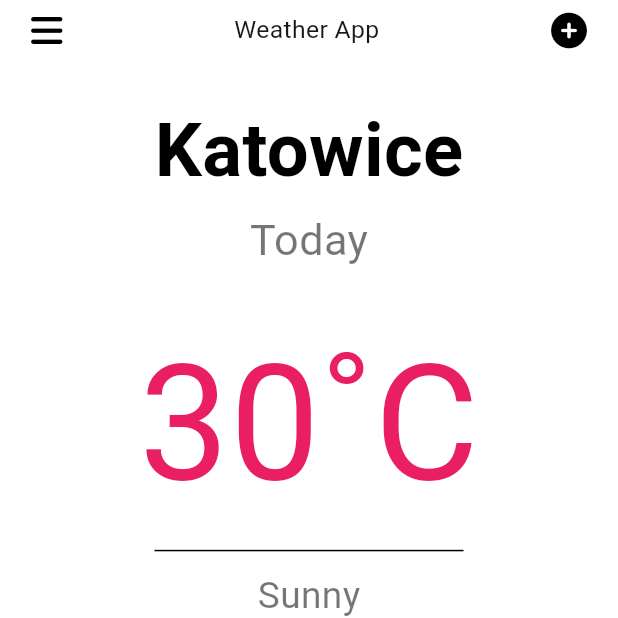
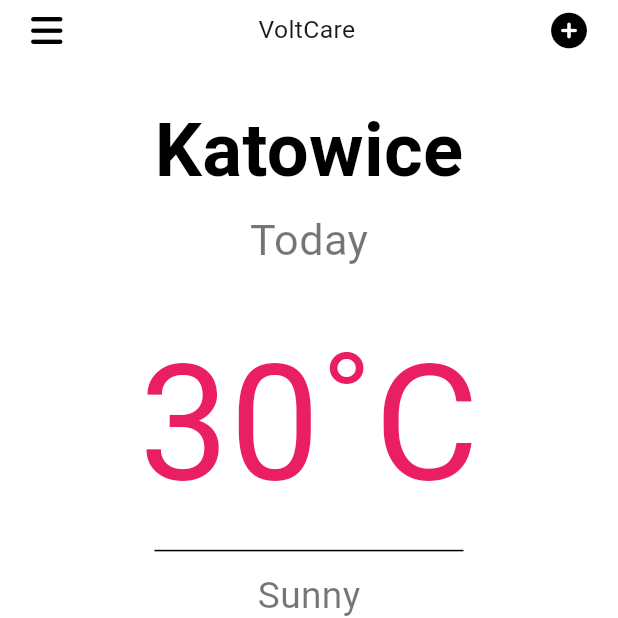
Before and after one commit to iriasgithub/HackUDC, a Flutter app: the screen it shows after launch, on a phone screen of 412 x 824 dp, the top half of it. Run offline on Flutter 3.47's test engine with Material 3 defaults, Android fonts, the phone set to English and light mode, and no system bars; our stand-ins replace font_awesome_flutter, google_fonts; Roboto replaces fonts that are missing (Questrial).

Commit message:
cambio nombre gradiant

```diff
--- a/frontend/lib/main.dart
+++ b/frontend/lib/main.dart
@@ -2,7 +2,7 @@ import 'package:flutter/material.dart';
 import 'package:font_awesome_flutter/font_awesome_flutter.dart';
 import 'package:google_fonts/google_fonts.dart';
 import 'package:provider/provider.dart';
-import 'package:gradiant/model.dart';
+import 'package:voltcare/model.dart';
 
 void main() {
   runApp(
@@ -73,7 +73,7 @@ class _MyHomePageState extends State<MyHomePage> {
                             ),
                             Align(
                               child: Text(
-                                'Weather App', //TODO: change app name
+                                'VoltCare', //TODO: change app name
                                 style: GoogleFonts.questrial(
                                   color: isDarkMode
                                       ? Colors.white
--- a/frontend/pubspec.yaml
+++ b/frontend/pubspec.yaml
@@ -1,4 +1,4 @@
-name: gradiant
+name: voltcare
 description: "A new Flutter project."
 # The following line prevents the package from being accidentally published to
 # pub.dev using `flutter pub publish`. This is preferred for private packages.
```
Also changed, not shown: 1 other file.
